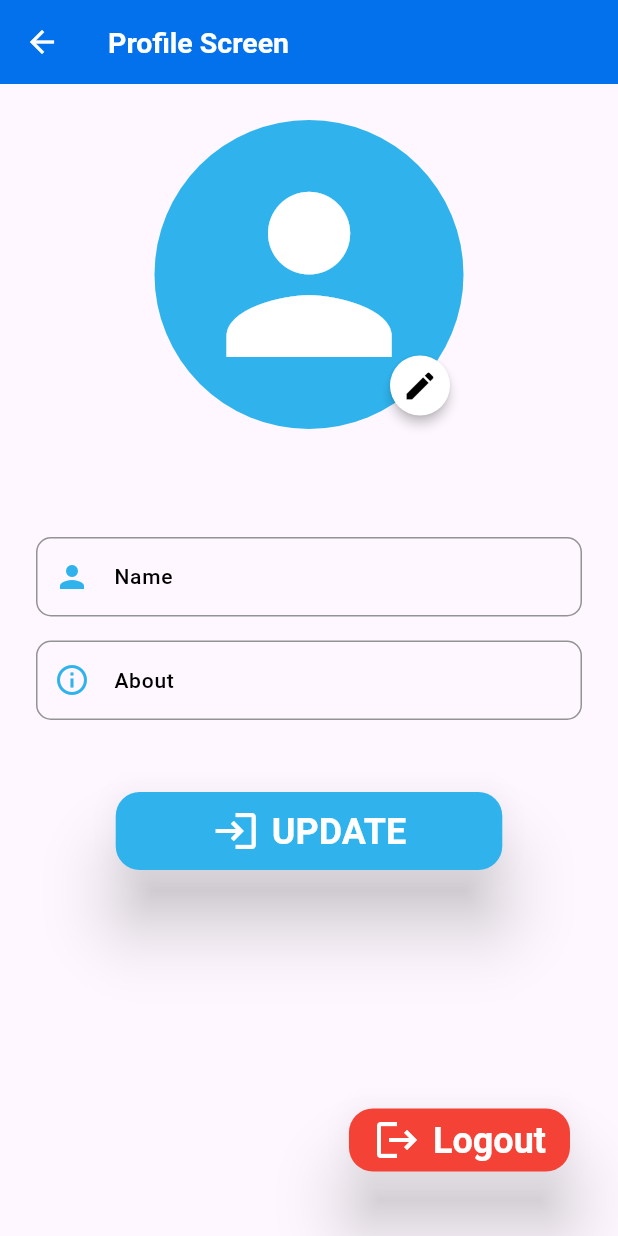
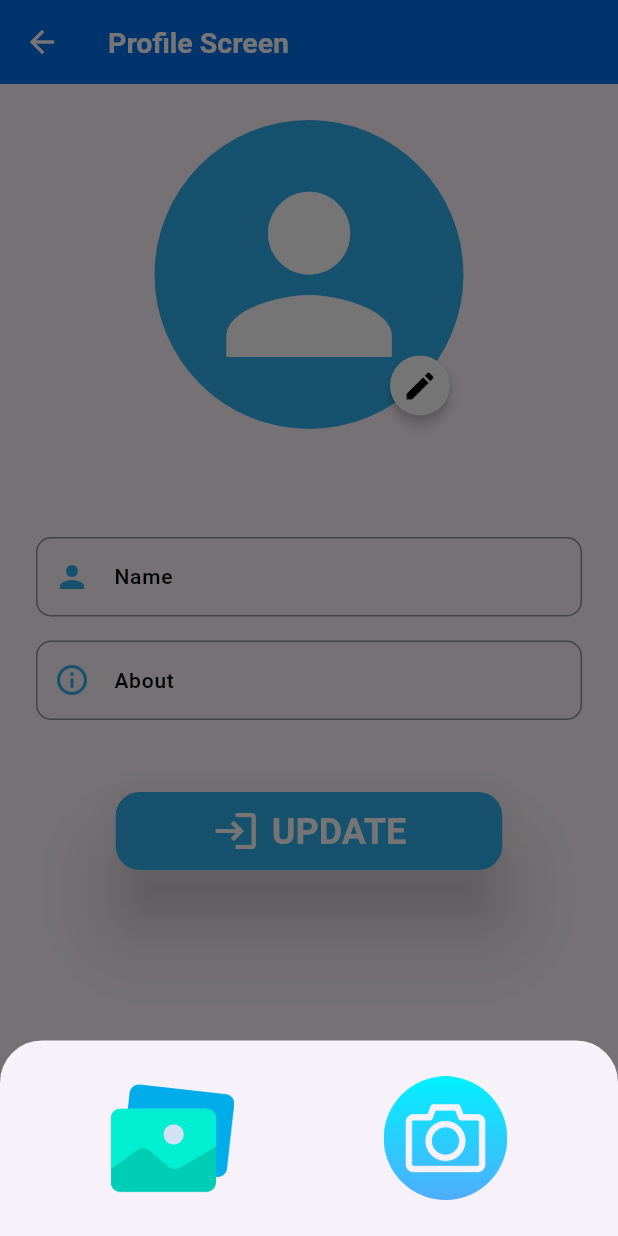
Before and after one commit to AhmadAkram52/Flutter-Chat-App, a Flutter app: the ProfileScreen screen opened by its route, after a tap on the "edit" icon, on a phone screen of 412 x 824 dp. Run offline on Flutter 3.47's test engine with Material 3 defaults, Android fonts, the phone set to English and light mode, and no system bars; our stand-ins replace basic_utils, cloud_firestore, connectivity_plus, firebase_auth, firebase_core, firebase_storage and 4 more; accounts and stored records are empty; network calls fail.

Commit message:
Image Picker BottomSheet Done

```diff
--- a/lib/features/authentication/screens/login/login_screen.dart
+++ b/lib/features/authentication/screens/login/login_screen.dart
@@ -1,4 +1,4 @@
-import 'package:a_chat/common/widgets/elevated_button_with_Icon.dart';
+import 'package:a_chat/common/widgets/button/elevated_button_with_Icon.dart';
 import 'package:a_chat/features/authentication/controllers/login/login_controller.dart';
 import 'package:a_chat/util/constants/image_strings.dart';
 import 'package:a_chat/util/constants/sizes.dart';
--- a/lib/features/chat/screens/home/home_screen.dart
+++ b/lib/features/chat/screens/home/home_screen.dart
@@ -1,5 +1,5 @@
-import 'package:a_chat/common/widgets/chat_user_card.dart';
-import 'package:a_chat/common/widgets/floating_action_button.dart';
+import 'package:a_chat/common/widgets/button/floating_action_button.dart';
+import 'package:a_chat/common/widgets/card/chat_user_card.dart';
 import 'package:a_chat/features/chat/controllers/home/home_controller.dart';
 import 'package:a_chat/features/chat/models/chat_user_model.dart';
 import 'package:a_chat/features/chat/screens/home/widgets/home_app_bar.dart';
--- a/lib/features/chat/screens/profile/profile_screen.dart
+++ b/lib/features/chat/screens/profile/profile_screen.dart
@@ -1,5 +1,5 @@
 import 'package:a_chat/common/widgets/bar/app_bar.dart';
-import 'package:a_chat/common/widgets/elevated_button_with_Icon.dart';
+import 'package:a_chat/common/widgets/button/elevated_button_with_Icon.dart';
 import 'package:a_chat/features/chat/controllers/profile/profile_controller.dart';
 import 'package:a_chat/features/chat/models/chat_user_model.dart';
 import 'package:a_chat/features/chat/screens/profile/widgets/profile_image.dart';
--- /dev/null
+++ b/lib/features/chat/screens/profile/widgets/buttom_sheet.dart
@@ -0,0 +1,53 @@
+import 'package:a_chat/util/constants/image_strings.dart';
+import 'package:a_chat/util/constants/sizes.dart';
+import 'package:a_chat/util/device/device_utility.dart';
+import 'package:flutter/material.dart';
+
+class AImagePickerBottomSheet extends StatelessWidget {
+  const AImagePickerBottomSheet({super.key});
+
+  @override
+  Widget build(BuildContext context) {
+    return BottomSheet(
+      onClosing: () {},
+      builder: (context) {
+        return Padding(
+          padding: const EdgeInsets.all(ASizes.defaultSpace),
+          child: Row(
+            mainAxisAlignment: MainAxisAlignment.spaceAround,
+            children: [
+              InkWell(
+                onTap: () {},
+                child: Container(
+                  width: ADeviceUtils.getScreenWidth(context) * .2,
+                  height: ADeviceUtils.getScreenWidth(context) * .2,
+                  decoration: const BoxDecoration(
+                    shape: BoxShape.circle,
+                  ),
+                  child: Image.asset(
+                    AImages.galleryIcon,
+                    fit: BoxFit.fill,
+                  ),
+                ),
+              ),
+              InkWell(
+                onTap: () {},
+                child: Container(
+                  width: ADeviceUtils.getScreenWidth(context) * .2,
+                  height: ADeviceUtils.getScreenWidth(context) * .2,
+                  decoration: const BoxDecoration(
+                    shape: BoxShape.circle,
+                  ),
+                  child: Image.asset(
+                    AImages.cameraIcon,
+                    fit: BoxFit.fill,
+                  ),
+                ),
+              ),
+            ],
+          ),
+        );
+      },
+    );
+  }
+}
--- a/lib/features/chat/screens/profile/widgets/profile_image.dart
+++ b/lib/features/chat/screens/profile/widgets/profile_image.dart
@@ -1,7 +1,9 @@
 import 'package:a_chat/features/chat/models/chat_user_model.dart';
+import 'package:a_chat/features/chat/screens/profile/widgets/buttom_sheet.dart';
 import 'package:a_chat/util/constants/colors.dart';
 import 'package:a_chat/util/helpers/helper_functions.dart';
 import 'package:flutter/material.dart';
+import 'package:get/get.dart';
 
 class ProfileImage extends StatelessWidget {
   final ChatUserModel user;
@@ -23,9 +25,7 @@ class ProfileImage extends StatelessWidget {
               width: AHelperFunctions.screenWidth() * .5,
               // color: AColors.primary,
               child: FutureBuilder(
-                future: AHelperFunctions.loadImage(imageUrl: user.image
-                    // 'https://images.pexels.com/photos/674010/pexels-photo-674010.jpeg?auto=compress&cs=tinysrgb&w=600',
-                    ),
+                future: AHelperFunctions.loadImage(imageUrl: user.image),
                 builder: (context, snapshot) {
                   if (snapshot.connectionState == ConnectionState.waiting) {
                     return const Center(child: CircularProgressIndicator());
@@ -43,7 +43,6 @@ class ProfileImage extends StatelessWidget {
                       radius: AHelperFunctions.screenWidth() * .5,
                       backgroundImage: NetworkImage(
                         user.image,
-                        // 'https://images.pexels.com/photos/674010/pexels-photo-674010.jpeg?auto=compress&cs=tinysrgb&w=600',
                       ),
                     );
                   }
@@ -55,7 +54,7 @@ class ProfileImage extends StatelessWidget {
             right: 5,
             bottom: 5,
             child: IconButton(
-              onPressed: () {},
+              onPressed: () => Get.bottomSheet(const AImagePickerBottomSheet()),
               color: Colors.black,
               style: IconButton.styleFrom(
                   shadowColor: Colors.black,
--- a/lib/util/constants/image_strings.dart
+++ b/lib/util/constants/image_strings.dart
@@ -4,4 +4,6 @@ class AImages {
   static const String googleLogo = 'assets/logos/google-logo.png';
   static const String chatIcon = 'assets/icons/chat.png';
   static const String chatAnimatedIcon = 'assets/icons/chat_animated_icon.gif';
+  static const String galleryIcon = 'assets/icons/gallery.png';
+  static const String cameraIcon = 'assets/icons/camera.png';
 }
```
Also changed, not shown: assets/icons/camera.png (added), assets/icons/gallery.png (added), assets/icons/picture.png (added), lib/common/widgets/button/elevated_button_with_Icon.dart (renamed from lib/common/widgets/elevated_button_with_Icon.dart), lib/common/widgets/button/floating_action_button.dart (renamed from lib/common/widgets/floating_action_button.dart), lib/common/widgets/card/chat_user_card.dart (renamed from lib/common/widgets/chat_user_card.dart).
